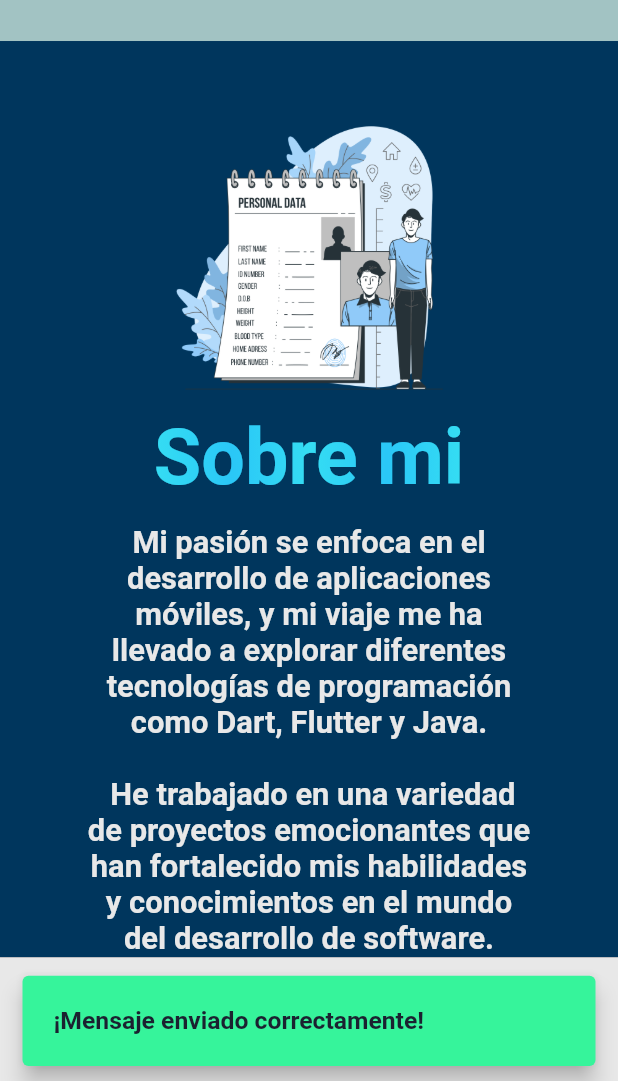
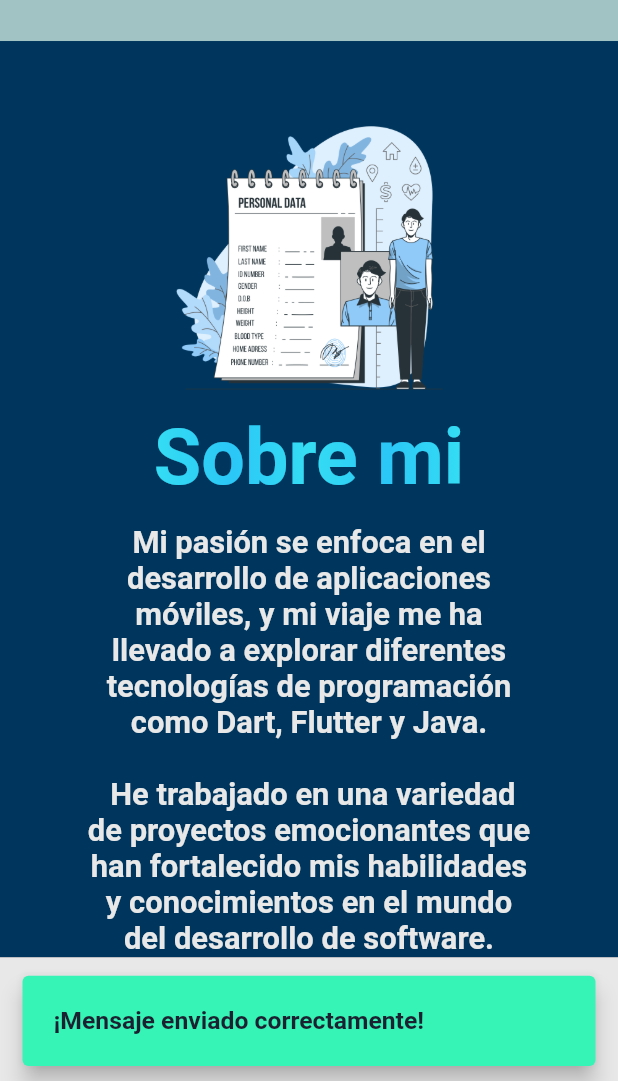
Before and after one commit to SanRM/Portafolio-flutter, a Flutter app: the screen it shows after launch, scrolled down 576 dp, after a tap on "Sobre mi", on a phone screen of 412 x 824 dp, the part 155-1236 px from its top. Run offline on Flutter 3.47's test engine with Material 2 defaults, Android fonts, the phone set to English and light mode, and no system bars; drawn by our look-alikes of simple_gradient_text; our stand-ins replace cloud_firestore, firebase_core; accounts and stored records are empty.

Commit message:
test snackbar color

```diff
--- a/lib/screens/mobile.dart
+++ b/lib/screens/mobile.dart
@@ -285,7 +285,7 @@ class _MobileState extends State<Mobile> {
                         _multAumentCurrentPage(currentPage = 1);
                         scrollToPageSecondPart(currentPage * 1.73);
                         sobreMiColor();
-                        ScaffoldMessenger.of(context).showSnackBar(SnackBar(dismissDirection: DismissDirection.down, behavior: SnackBarBehavior.floating, padding: EdgeInsets.all(height/40), backgroundColor: const Color.fromARGB(255, 54, 244, 155), content: Text('¡Mensaje enviado correctamente!', style: TextStyle(color: primaryBlack, fontWeight: FontWeight.bold, fontSize: width/25)),
+                        ScaffoldMessenger.of(context).showSnackBar(SnackBar(dismissDirection: DismissDirection.down, behavior: SnackBarBehavior.floating, padding: EdgeInsets.all(height/40), backgroundColor: Color.fromARGB(255, 54, 244, 181), content: Text('¡Mensaje enviado correctamente!', style: TextStyle(color: primaryBlack, fontWeight: FontWeight.bold, fontSize: width/25)),
                         ));
                       },
                       child: ClipRRect(
```
